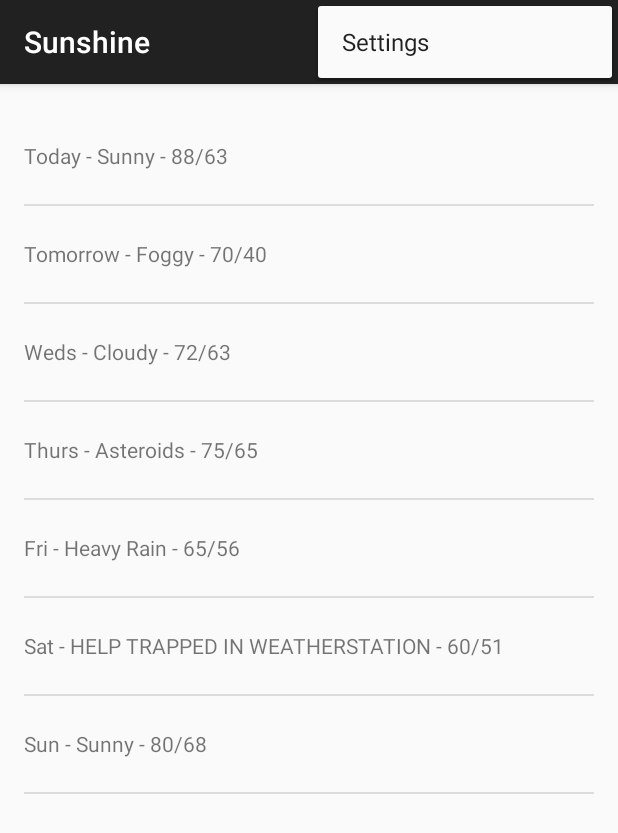
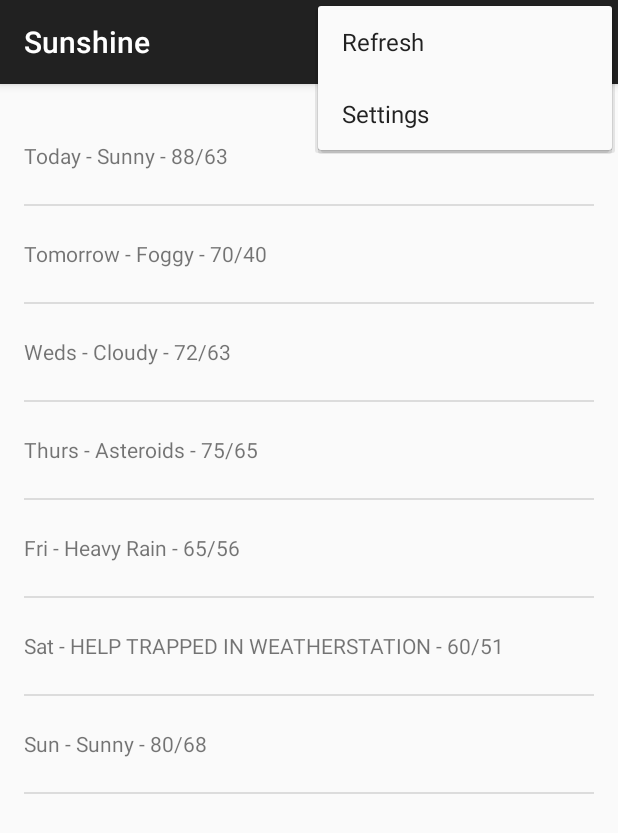
Before and after one commit to gaurav-jhaveri/Project-Sunshine, an Android app: the screen it shows after launch (MainActivity), with the options menu open, on a phone screen of 412 x 824 dp. Shown: the top 833 px of the screen. Run offline under Robolectric (Android 15) with nearby library versions, the phone set to English and light mode, and no system bars.

```diff
--- a/app/src/main/AndroidManifest.xml
+++ b/app/src/main/AndroidManifest.xml
@@ -1,6 +1,9 @@
 <?xml version="1.0" encoding="utf-8"?>
 <manifest xmlns:android="http://schemas.android.com/apk/res/android"
     package="com.gauravjhaveri.sunshine" >
+
+    <!-- This permission is necessary in order for Sunshine to perform network access. -->
+    <uses-permission android:name="android.permission.INTERNET" />
 
     <application
         android:allowBackup="true"
--- a/app/src/main/java/com/gauravjhaveri/sunshine/MainActivity.java
+++ b/app/src/main/java/com/gauravjhaveri/sunshine/MainActivity.java
@@ -1,19 +1,9 @@
 package com.gauravjhaveri.sunshine;
 
 import android.os.Bundle;
-import android.support.v4.app.Fragment;
 import android.support.v7.app.ActionBarActivity;
-import android.view.LayoutInflater;
 import android.view.Menu;
 import android.view.MenuItem;
-import android.view.View;
-import android.view.ViewGroup;
-import android.widget.ArrayAdapter;
-import android.widget.ListView;
-
-import java.util.ArrayList;
-import java.util.Arrays;
-import java.util.List;
 
 
 public class MainActivity extends ActionBarActivity {
@@ -24,7 +14,7 @@ public class MainActivity extends ActionBarActivity {
         setContentView(R.layout.activity_main);
         if (savedInstanceState == null) {
             getSupportFragmentManager().beginTransaction()
-                    .add(R.id.container, new PlaceholderFragment())
+                    .add(R.id.container, new ForecastFragment())
                     .commit();
         }
     }
@@ -48,44 +38,4 @@ public class MainActivity extends ActionBarActivity {
         }
         return super.onOptionsItemSelected(item);
     }
-
-    /**
-     * A placeholder fragment containing a simple view.
-     */
-    public static class PlaceholderFragment extends Fragment {
-
-        private ArrayAdapter<String> mForecastAdapter;
-
-        public PlaceholderFragment() {
-        }
-
-        @Override
-        public View onCreateView(LayoutInflater inflater, ViewGroup container,
-                Bundle savedInstanceState) {
-            View rootView = inflater.inflate(R.layout.fragment_main, container, false);
-
-            String[] forecastArray = {
-                    "Today - Sunny - 88/63",
-                    "Tomorrow - Foggy - 70/40",
-                    "Weds - Cloudy - 72/63",
-                    "Thurs - Asteroids - 75/65",
-                    "Fri - Heavy Rain - 65/56",
-                    "Sat - HELP TRAPPED IN WEATHERSTATION - 60/51",
-                    "Sun - Sunny - 80/68"
-            };
-
-            List<String> weekForecast = new ArrayList<String>(
-                    Arrays.asList(forecastArray));
-            mForecastAdapter = new ArrayAdapter<String>(
-                    getActivity(),
-                    R.layout.list_item_forecast,
-                    R.id.list_item_forecast_textview,
-                    weekForecast);
-
-            ListView listView = (ListView) rootView.findViewById(R.id.listview_forecast);
-            listView.setAdapter(mForecastAdapter);
-
-            return rootView;
-        }
-    }
 }
--- /dev/null
+++ b/app/src/main/res/menu/forecastfragment.xml
@@ -0,0 +1,8 @@
+<?xml version="1.0" encoding="utf-8"?>
+
+<menu xmlns:android="http://schemas.android.com/apk/res/android"
+    xmlns:app="http://schemas.android.com/apk/res-auto">
+    <item android:id="@+id/action_refresh"
+        android:title="@string/action_refresh"
+        app:showAsAction="never" />
+</menu>
--- a/app/src/main/res/values/strings.xml
+++ b/app/src/main/res/values/strings.xml
@@ -3,6 +3,7 @@
 
     <string name="app_name">Sunshine</string>
     <string name="hello_world">Hello world!</string>
-    <string name="action_settings">Settings</string>
+    <string name="action_settings" translatable="false">Settings</string>
+    <string name="action_refresh">Refresh</string>
 
 </resources>
```
Also changed, not shown: app/build.gradle (+6 -5 lines), app/src/main/java/com/gauravjhaveri/sunshine/ForecastFragment.java (added, +293 -0 lines), app/src/main/ic_launcher-web.png, app/src/main/res/drawable-hdpi/ic_launcher.png, app/src/main/res/drawable-mdpi/ic_launcher.png, app/src/main/res/drawable-xhdpi/ic_launcher.png, app/src/main/res/drawable-xxhdpi/ic_launcher.png, 1 other file.
